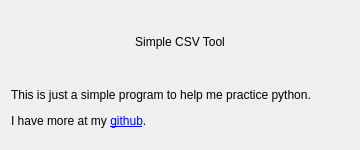
The window that about.ui (BrianHammond/Simple_CSV_Tool) describes before a commit, drawn with Qt 5.
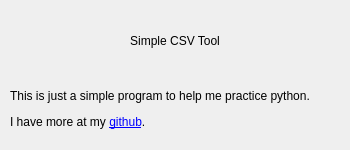
The same window after the commit. Icons and pictures are not drawn.

Commit message: changed about to qdialog

The edit to the form file:
```diff
--- a/about.ui
+++ b/about.ui
@@ -1,30 +1,24 @@
 <?xml version="1.0" encoding="UTF-8"?>
 <ui version="4.0">
- <class>Form</class>
- <widget class="QWidget" name="Form">
+ <class>Dialog</class>
+ <widget class="QDialog" name="Dialog">
   <property name="geometry">
    <rect>
     <x>0</x>
     <y>0</y>
-    <width>360</width>
+    <width>350</width>
     <height>150</height>
    </rect>
   </property>
-  <property name="sizePolicy">
-   <sizepolicy hsizetype="Fixed" vsizetype="Fixed">
-    <horstretch>0</horstretch>
-    <verstretch>0</verstretch>
-   </sizepolicy>
-  </property>
   <property name="minimumSize">
    <size>
-    <width>360</width>
+    <width>350</width>
     <height>150</height>
    </size>
   </property>
   <property name="maximumSize">
    <size>
-    <width>360</width>
+    <width>350</width>
     <height>150</height>
    </size>
   </property>
@@ -36,6 +30,18 @@
     <normaloff>icon/ms_icon.jpg</normaloff>icon/ms_icon.jpg</iconset>
   </property>
   <layout class="QVBoxLayout" name="verticalLayout">
+   <property name="leftMargin">
+    <number>10</number>
+   </property>
+   <property name="topMargin">
+    <number>10</number>
+   </property>
+   <property name="rightMargin">
+    <number>10</number>
+   </property>
+   <property name="bottomMargin">
+    <number>10</number>
+   </property>
    <item>
     <widget class="QLabel" name="label">
      <property name="sizePolicy">
```
Left out of the diff: 2 changed lines with no effect on the pictures. The commit also changes 1 other file.
